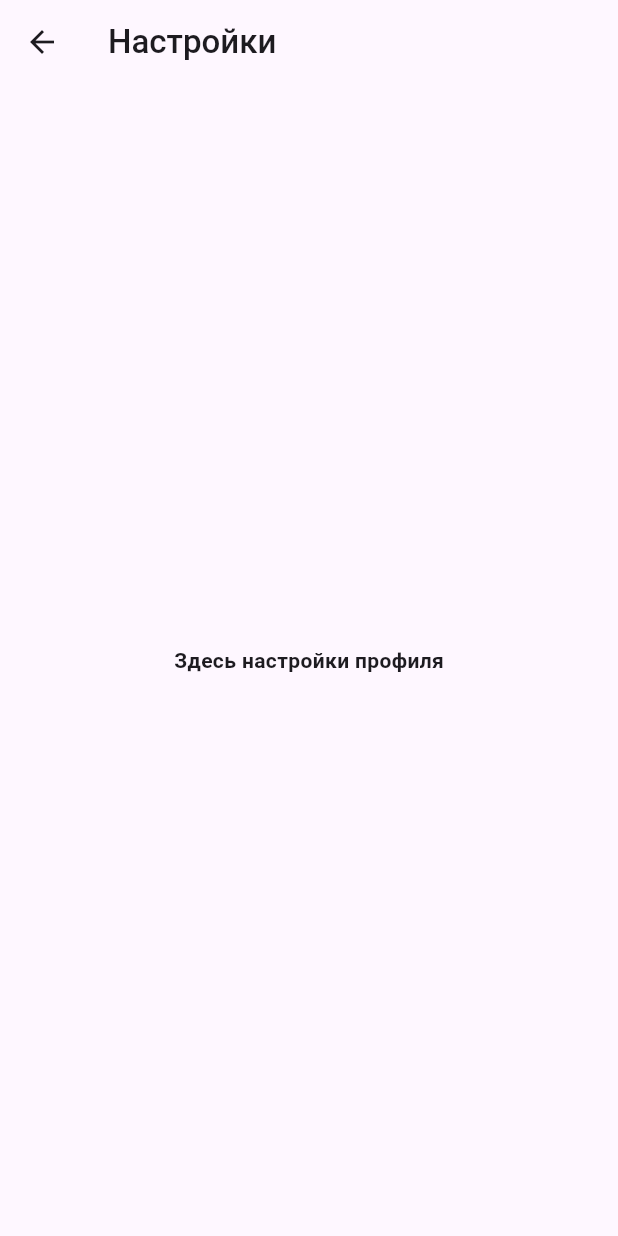
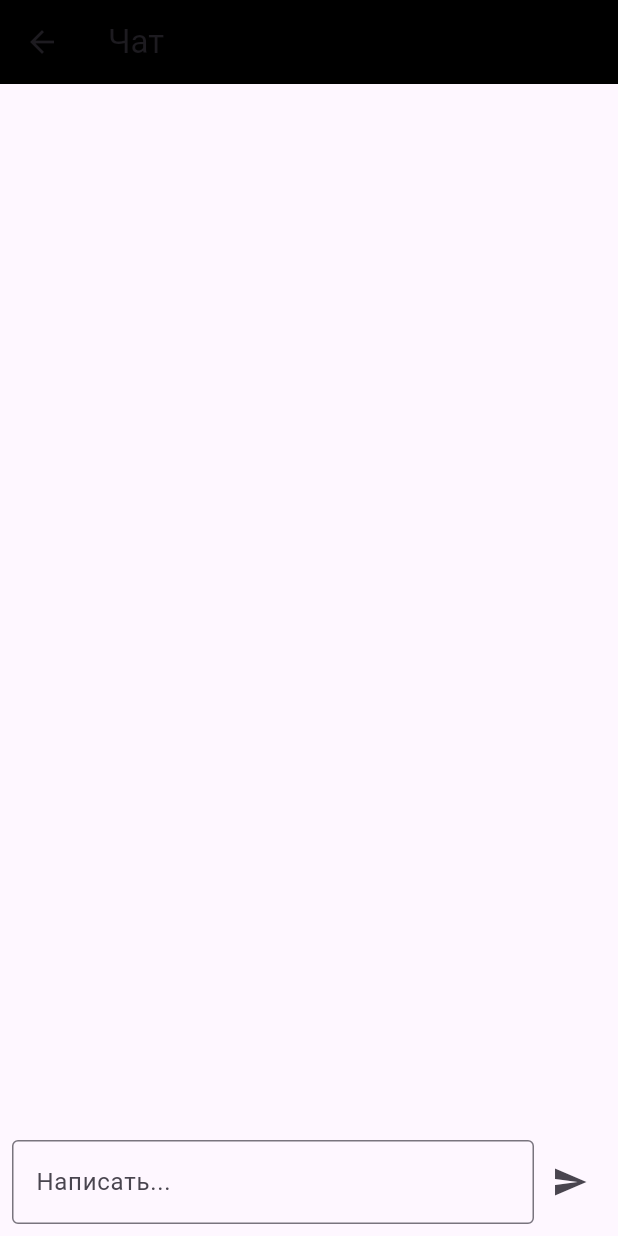
Before and after one commit to ptmff/nasporte, a Flutter app: the screen it shows after launch, item 5 of the bottom bar chosen, after a tap on "Настройки", on a phone screen of 412 x 824 dp. Run offline on Flutter 3.47's test engine with Material 3 defaults, Android fonts, the light colour scheme and no system bars; our stand-ins replace flutter_svg; Roboto replaces fonts that are missing (Inner, Poppins).

Commit message:
+krivoy chatik

```diff
--- a/frontend/lib/main.dart
+++ b/frontend/lib/main.dart
@@ -1,9 +1,18 @@
 import 'package:flutter/material.dart';
+import 'package:provider/provider.dart';
 import 'package:nasporte_frontend/pages/load.dart';
 import 'package:nasporte_frontend/pages/main_page.dart';
+import 'package:nasporte_frontend/pages/chat.dart';
 
 void main() {
-  runApp(const MyApp());
+  runApp(
+    MultiProvider(
+      providers: [
+        ChangeNotifierProvider(create: (_) => ChatProvider()),
+      ],
+      child: const MyApp(),
+    ),
+  );
 }
 
 class MyApp extends StatelessWidget {
--- /dev/null
+++ b/frontend/lib/pages/chat.dart
@@ -0,0 +1,119 @@
+import 'package:flutter/material.dart';
+import 'package:provider/provider.dart';
+
+class ChatProvider with ChangeNotifier {
+  List<Message> _messages = [];
+
+  List<Message> get messages => _messages;
+
+  void addMessage(String text) {
+    final message = Message(text, DateTime.now());
+    _messages.add(message);
+    notifyListeners();
+  }
+}
+
+class Message {
+  final String text;
+  final DateTime timestamp;
+
+  Message(this.text, this.timestamp);
+}
+
+class ChatPage extends StatelessWidget {
+  final TextEditingController _controller = TextEditingController();
+
+  @override
+  Widget build(BuildContext context) {
+    return Scaffold(
+      appBar: AppBar(
+        title: const Text('Чат'),
+        backgroundColor: Colors.black,
+      ),
+      body: Column(
+        children: [
+          Expanded(
+            child: Consumer<ChatProvider>(
+              builder: (context, chatProvider, child) {
+                return ListView.builder(
+                  padding: const EdgeInsets.all(8.0),
+                  itemCount: chatProvider.messages.length,
+                  itemBuilder: (context, index) {
+                    final message = chatProvider.messages[index];
+                    return ChatMessage(
+                      text: message.text,
+                      timestamp: '${message.timestamp.hour}:${message.timestamp.minute.toString().padLeft(2, '0')}',
+                    );
+                  },
+                );
+              },
+            ),
+          ),
+          Padding(
+            padding: const EdgeInsets.all(8.0),
+            child: Row(
+              children: [
+                Expanded(
+                  child: TextField(
+                    controller: _controller,
+                    decoration: const InputDecoration(
+                      hintText: 'Написать...',
+                      border: OutlineInputBorder(),
+                    ),
+                  ),
+                ),
+                IconButton(
+                  icon: const Icon(Icons.send),
+                  onPressed: () {
+                    if (_controller.text.isNotEmpty) {
+                      context.read<ChatProvider>().addMessage(_controller.text);
+                      _controller.clear();
+                    }
+                  },
+                ),
+              ],
+            ),
+          ),
+        ],
+      ),
+    );
+  }
+}
+
+class ChatMessage extends StatelessWidget {
+  final String text;
+  final String timestamp;
+
+  ChatMessage({required this.text, required this.timestamp});
+
+  @override
+  Widget build(BuildContext context) {
+    return Container(
+      margin: const EdgeInsets.symmetric(vertical: 5.0),
+      child: Row(
+        crossAxisAlignment: CrossAxisAlignment.start,
+        children: [
+          CircleAvatar(
+            child: Text(
+              text[0],
+              style: const TextStyle(fontWeight: FontWeight.bold),
+            ),
+          ),
+          const SizedBox(width: 10.0),
+          Expanded(
+            child: Column(
+              crossAxisAlignment: CrossAxisAlignment.start,
+              children: [
+                Text(text, style: const TextStyle(fontSize: 16.0)),
+                Text(
+                  timestamp,
+                  style: const TextStyle(fontSize: 12.0, color: Colors.grey),
+                ),
+              ],
+            ),
+          ),
+        ],
+      ),
+    );
+  }
+}
--- a/frontend/lib/pages/profile.dart
+++ b/frontend/lib/pages/profile.dart
@@ -1,5 +1,6 @@
 import 'package:flutter/material.dart';
 import 'package:flutter_svg/flutter_svg.dart';
+import 'chat.dart';
 
 class ProfilePage extends StatefulWidget {
   const ProfilePage({super.key});
@@ -10,7 +11,7 @@ class ProfilePage extends StatefulWidget {
 
 class _ProfilePageState extends State<ProfilePage> {
   String avatarUrl = '';
-  String userName = 'Гошан Рубчинский';
+  String userName = 'jojjiik';
   String userId = '@id123456';
   String email = 'bugagaha@gmail.com';
 
@@ -39,7 +40,7 @@ class _ProfilePageState extends State<ProfilePage> {
   void _navigateToSettings(BuildContext context) {
     Navigator.push(
       context,
-      MaterialPageRoute(builder: (context) => const SettingsPage()),
+      MaterialPageRoute(builder: (context) => ChatPage()),
     );
   }
 
@@ -82,13 +83,7 @@ class _ProfilePageState extends State<ProfilePage> {
               style: const TextStyle(fontFamily: 'Inner', fontWeight: FontWeight.w600, fontSize: 27, color: Colors.black),
               textAlign: TextAlign.center,
             ),
-            const SizedBox(height: 5),
-            Text(
-              userId,
-              style: TextStyle(fontFamily: 'Inner', fontWeight: FontWeight.w600, fontSize: 14, color: Colors.grey[700]),
-              textAlign: TextAlign.center,
-            ),
-            const SizedBox(height: 5),
+            const SizedBox(height: 10),
             Text(
               email,
               style: TextStyle(fontFamily: 'Inner', fontWeight: FontWeight.w500, fontSize: 14, color: Colors.grey[700]),
--- a/frontend/pubspec.yaml
+++ b/frontend/pubspec.yaml
@@ -14,6 +14,7 @@ dependencies:
 
   cupertino_icons: ^1.0.6
   flutter_svg: ^2.0.10+1
+  provider: ^6.1.2
 
 dev_dependencies:
   flutter_test:
```
Also changed, not shown: frontend/pubspec.lock.
